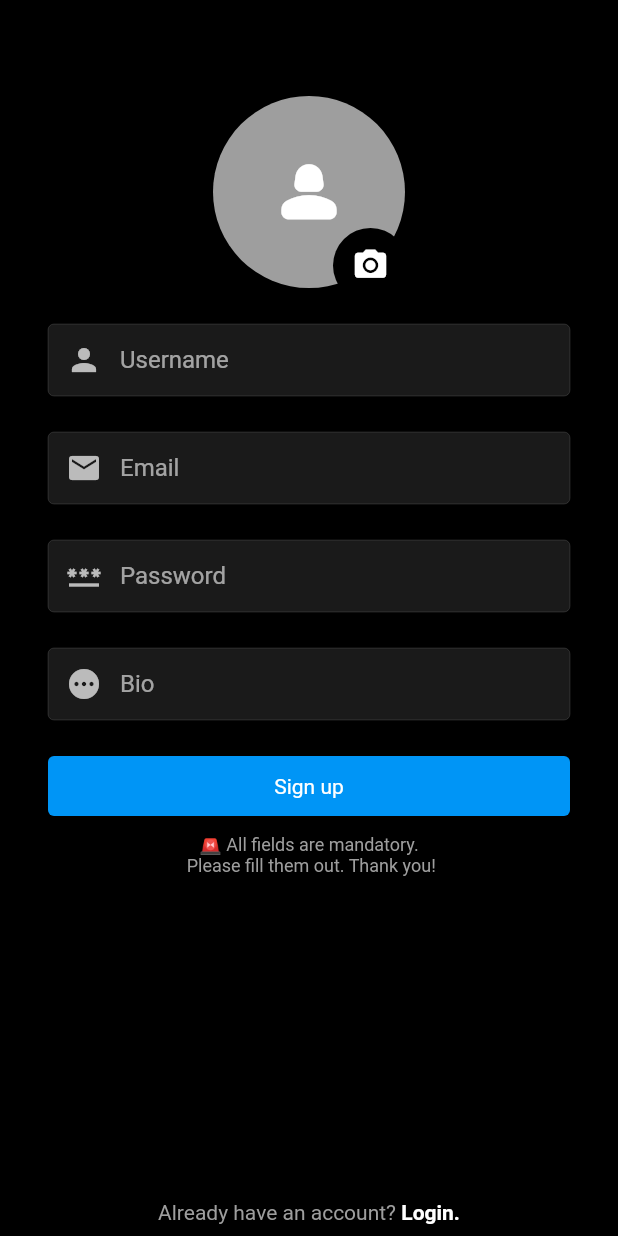
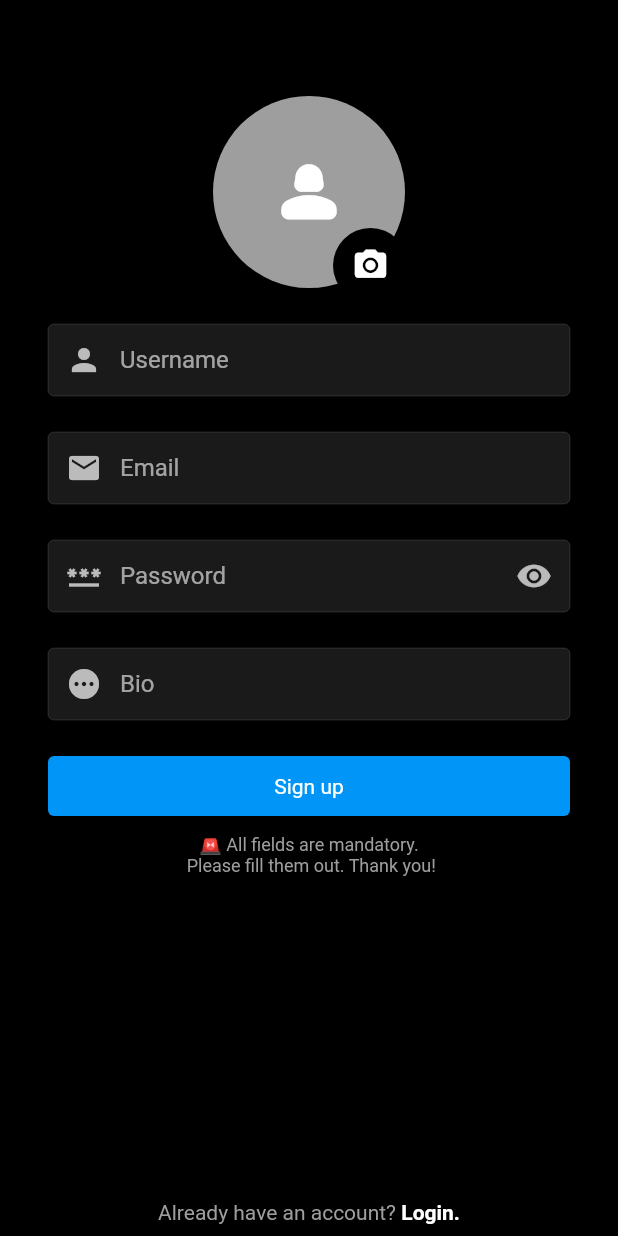
Before and after one commit to khanadnan10/nri-campus-dairy, a Flutter app: the screen it shows after launch, after a tap on "Signup.", on a phone screen of 412 x 824 dp. Run offline on Flutter 3.47's test engine with Material 2 defaults, Android fonts, the phone set to English and light mode, and no system bars; our stand-ins replace cached_network_image, cloud_firestore, firebase_auth, firebase_core, firebase_storage, flutter_svg and 1 more; accounts and stored records are empty.

Commit message:
FIX: Password visibility

```diff
--- a/lib/screens/login_screen.dart
+++ b/lib/screens/login_screen.dart
@@ -1,5 +1,4 @@
 import 'package:flutter/material.dart';
-import 'package:flutter_svg/flutter_svg.dart';
 import 'package:nri_campus_dairy/resources/auth_methods.dart';
 import 'package:nri_campus_dairy/responsive/mobile_screen_layout.dart';
 import 'package:nri_campus_dairy/responsive/responsive_layout.dart';
@@ -104,7 +103,7 @@ class _LoginScreenState extends State<LoginScreen> {
               ),
               TextFieldInput(
                 hintText: 'Enter your password',
-                 prefixIcon: const Icon(
+                prefixIcon: const Icon(
                   Icons.password,
                 ),
                 textInputType: TextInputType.text,
@@ -149,6 +148,9 @@ class _LoginScreenState extends State<LoginScreen> {
                     padding: const EdgeInsets.symmetric(vertical: 8),
                     child: const Text(
                       'Dont have an account?',
+                      style: TextStyle(
+                        color: secondaryColor,
+                      ),
                     ),
                   ),
                   GestureDetector(
--- a/lib/screens/signup_screen.dart
+++ b/lib/screens/signup_screen.dart
@@ -84,6 +84,8 @@ class _SignupScreenState extends State<SignupScreen> {
       _image = im;
     });
   }
+
+  bool hidePass = true;
 
   @override
   Widget build(BuildContext context) {
@@ -176,12 +178,21 @@ class _SignupScreenState extends State<SignupScreen> {
               ),
               TextFieldInput(
                 hintText: 'Password',
+                suffixIcon: IconButton(
+                    onPressed: () {
+                      setState(() {
+                        hidePass = !hidePass;
+                      });
+                    },
+                    icon: hidePass
+                        ? const Icon(Icons.visibility)
+                        : const Icon(Icons.visibility_off)),
                 prefixIcon: const Icon(
                   Icons.password,
                 ),
                 textInputType: TextInputType.text,
                 textEditingController: _passwordController,
-                isPass: true,
+                isPass: hidePass,
               ),
               const SizedBox(
                 height: 24,
@@ -203,13 +214,11 @@ class _SignupScreenState extends State<SignupScreen> {
                     FocusScope.of(context).unfocus();
                     showSnackBar(context,
                         'Choose a profile picture to complete your signup. 📸');
-                    print('image is not found');
                   } else if (_emailController.text.isEmpty ||
                       _passwordController.text.isEmpty ||
                       _usernameController.text.isEmpty ||
                       _bioController.text.isEmpty) {
                     FocusScope.of(context).unfocus();
-                    print('details is not found');
 
                     showSnackBar(context,
                         '🛑 Hold on! Looks like you missed some fields.');
--- a/lib/widgets/text_field_input.dart
+++ b/lib/widgets/text_field_input.dart
@@ -5,6 +5,7 @@ class TextFieldInput extends StatelessWidget {
   final bool isPass;
   final String hintText;
   final Icon? prefixIcon;
+  final Widget? suffixIcon;
   final TextInputType textInputType;
   const TextFieldInput({
     Key? key,
@@ -14,6 +15,7 @@ class TextFieldInput extends StatelessWidget {
     required this.hintText,
     required this.textInputType,
     this.prefixIcon,
+    this.suffixIcon,
   }) : super(key: key);
 
   @override
@@ -26,6 +28,7 @@ class TextFieldInput extends StatelessWidget {
 
       controller: textEditingController,
       decoration: InputDecoration(
+        suffixIcon: suffixIcon,
         prefixIcon: prefixIcon,
         hintText: hintText,
         border: inputBorder,
```
